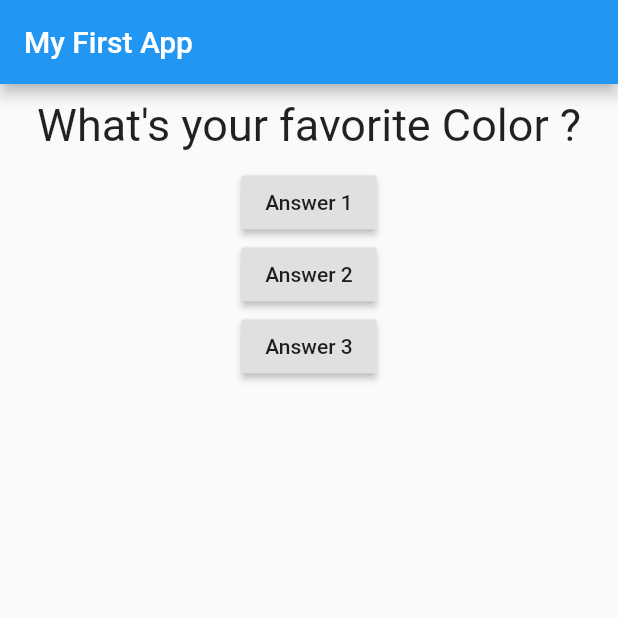
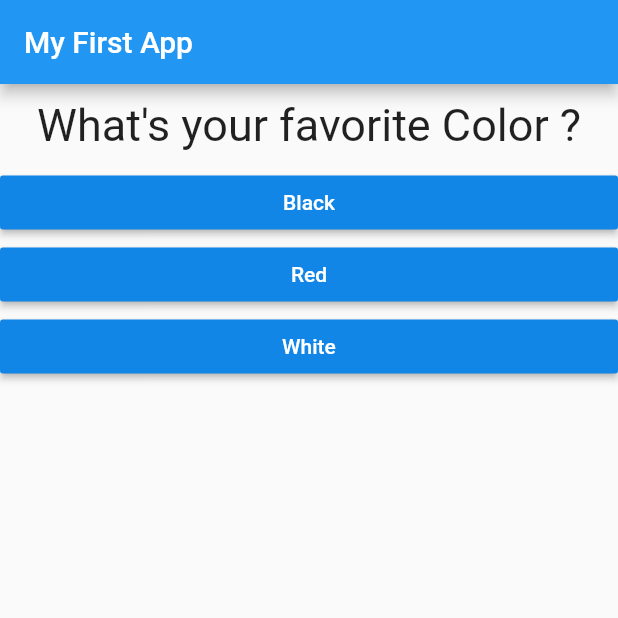
Before and after one commit to ShyamSundhar1411/Quiz-App-Flutter, a Flutter app: the screen it shows after launch, on a phone screen of 412 x 824 dp, the top half of it. Run offline on Flutter 3.47's test engine with Material 2 defaults, Android fonts, the phone set to English and light mode, and no system bars.

Commit message:
Answer Widget

```diff
--- /dev/null
+++ b/lib/answer.dart
@@ -0,0 +1,18 @@
+import "package:flutter/material.dart";
+
+class Answer extends StatelessWidget {
+  Function onPressFunction;
+  final String answerText;
+  Answer(this.onPressFunction, this.answerText);
+  @override
+  Widget build(BuildContext context) {
+    return Container(
+        width: double.infinity,
+        child: RaisedButton(
+          color: Color.fromARGB(255, 18, 134, 230),
+          textColor: Colors.white,
+          child: Text(answerText),
+          onPressed: this.onPressFunction,
+        ));
+  }
+}
--- a/lib/main.dart
+++ b/lib/main.dart
@@ -1,5 +1,6 @@
 import 'package:flutter/material.dart';
 import './question.dart';
+import './answer.dart';
 
 void main() {
   runApp(MyFirstWidget());
@@ -25,9 +26,22 @@ class _MyFirstWidgetState extends State<MyFirstWidget> {
   @override
   Widget build(BuildContext context) {
     var questions = [
-      "What's your favorite Color ?",
-      "What's your favorite animal ?",
-      "What's your favorite anime ?"
+      {
+        "questionText": "What's your favorite Color ?",
+        'answers': ["Black", "Red", "White"],
+      },
+      {
+        "questionText": "What's your favorite animal ?",
+        "answers": ["Lion", "Tiger", "Black Panther"],
+      },
+      {
+        "questionText": "What's your favorite anime ?",
+        "answers": [
+          "Fairy Tail",
+          "Shingeki No Kyojin",
+          "Boku No Hero Academia"
+        ],
+      },
     ];
     return MaterialApp(
       home: Scaffold(
@@ -36,20 +50,11 @@ class _MyFirstWidgetState extends State<MyFirstWidget> {
         ),
         body: Column(children: [
           Question(
-            questions[_questionIndex],
+            questions[_questionIndex]["questionText"],
           ),
-          RaisedButton(
-            child: Text("Answer 1"),
-            onPressed: _answerQuesiton,
-          ),
-          RaisedButton(
-            child: Text("Answer 2"),
-            onPressed: _answerQuesiton,
-          ),
-          RaisedButton(
-            child: Text("Answer 3"),
-            onPressed: _answerQuesiton,
-          ),
+          ...(questions[_questionIndex]["answers"] as List<String>).map((answer){
+            return Answer(_answerQuesiton, answer);
+          }).toList()
         ]),
       ),
     );
```
